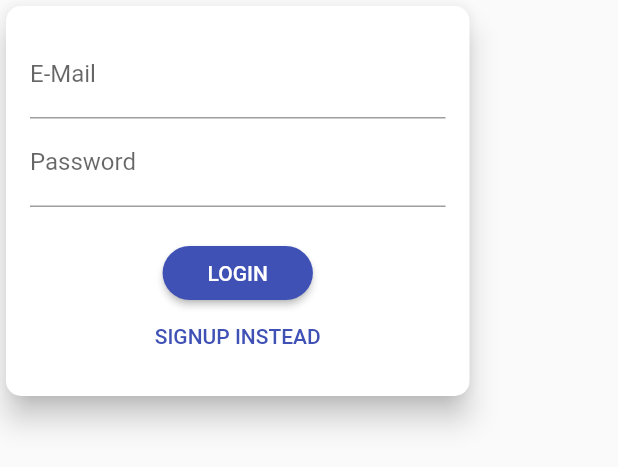
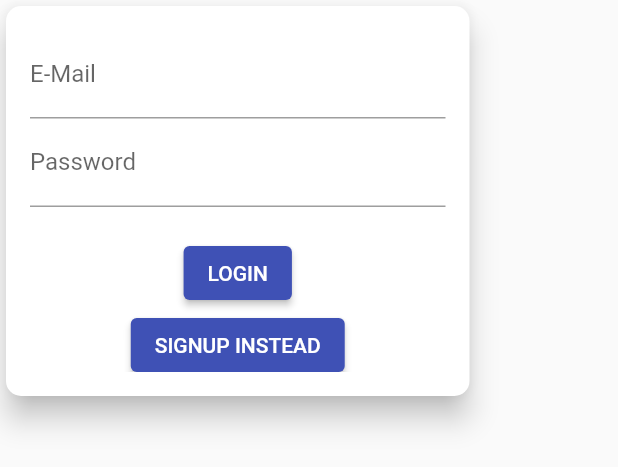
Before and after one commit to Sauske05/Paid-Flutter-Projects, a Flutter app: the AuthCard widget shown alone on an empty page, opened directly, on a phone screen of 412 x 824 dp. Shown: the top 467 px of the screen. Run offline on Flutter 3.47's test engine with Material 2 defaults, Android fonts, the light colour scheme and no system bars; our stand-ins replace cloud_firestore, firebase_auth, firebase_core, firebase_storage, image_picker, sqflite; accounts and stored records are empty.

Commit message:
first commit

```diff
--- a/Project 4/shopapp/lib/screens/auth_screen.dart
+++ b/Project 4/shopapp/lib/screens/auth_screen.dart
@@ -213,25 +213,26 @@ class _AuthCardState extends State<AuthCard> {
                 if (_isLoading)
                   CircularProgressIndicator()
                 else
-                  RaisedButton(
+                  ElevatedButton(
                     child:
                         Text(_authMode == AuthMode.Login ? 'LOGIN' : 'SIGN UP'),
                     onPressed: _submit,
-                    shape: RoundedRectangleBorder(
-                      borderRadius: BorderRadius.circular(30),
-                    ),
-                    padding:
-                        EdgeInsets.symmetric(horizontal: 30.0, vertical: 8.0),
-                    color: Theme.of(context).primaryColor,
-                    textColor: Theme.of(context).primaryTextTheme.button.color,
+                    style: ElevatedButton.styleFrom(),
+                    // shape: RoundedRectangleBorder(
+                    //   borderRadius: BorderRadius.circular(30),
+                    // ),
+                    // padding:
+                    //     EdgeInsets.symmetric(horizontal: 30.0, vertical: 8.0),
+                    // color: Theme.of(context).primaryColor,
+                    // textColor: Theme.of(context).primaryTextTheme.button.color,
                   ),
-                FlatButton(
+                ElevatedButton(
                   child: Text(
                       '${_authMode == AuthMode.Login ? 'SIGNUP' : 'LOGIN'} INSTEAD'),
                   onPressed: _switchAuthMode,
-                  padding: EdgeInsets.symmetric(horizontal: 30.0, vertical: 4),
-                  materialTapTargetSize: MaterialTapTargetSize.shrinkWrap,
-                  textColor: Theme.of(context).primaryColor,
+                  // padding: EdgeInsets.symmetric(horizontal: 30.0, vertical: 4),
+                  // materialTapTargetSize: MaterialTapTargetSize.shrinkWrap,
+                  // textColor: Theme.of(context).primaryColor,
                 ),
               ],
             ),
--- a/Project 5/cameraapp/lib/widget/image_input.dart
+++ b/Project 5/cameraapp/lib/widget/image_input.dart
@@ -62,10 +62,10 @@ class _ImageInputState extends State<ImageInput> {
           width: 10,
         ),
         Expanded(
-          child: FlatButton.icon(
+          child: ElevatedButton.icon(
             icon: Icon(Icons.camera),
             label: Text('Take Picture'),
-            textColor: Theme.of(context).primaryColor,
+            // textColor: Theme.of(context).primaryColor,
             onPressed: _takePicture,
           ),
         ),
```
Also changed, not shown: Project 5/cameraapp/lib/screens/add_place_screen.dart (+4 -4 lines), Project 5/cameraapp/pubspec.lock, 1 other file.
